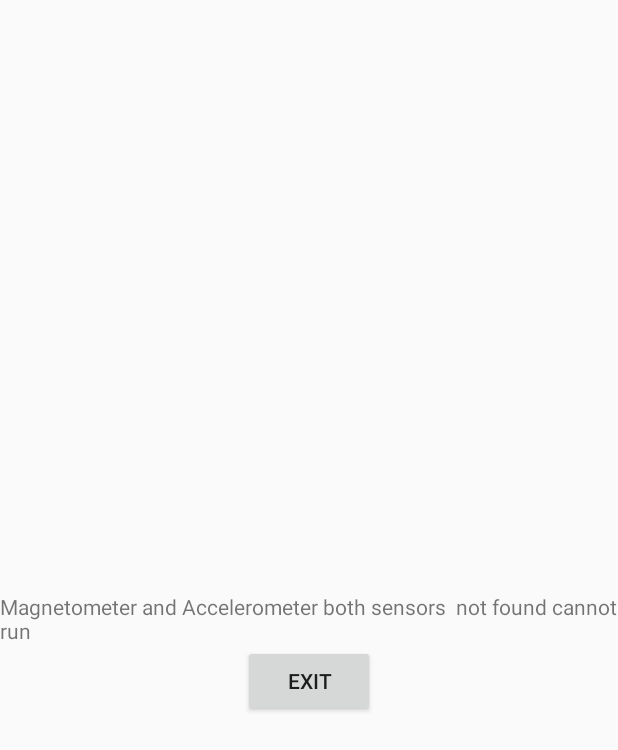
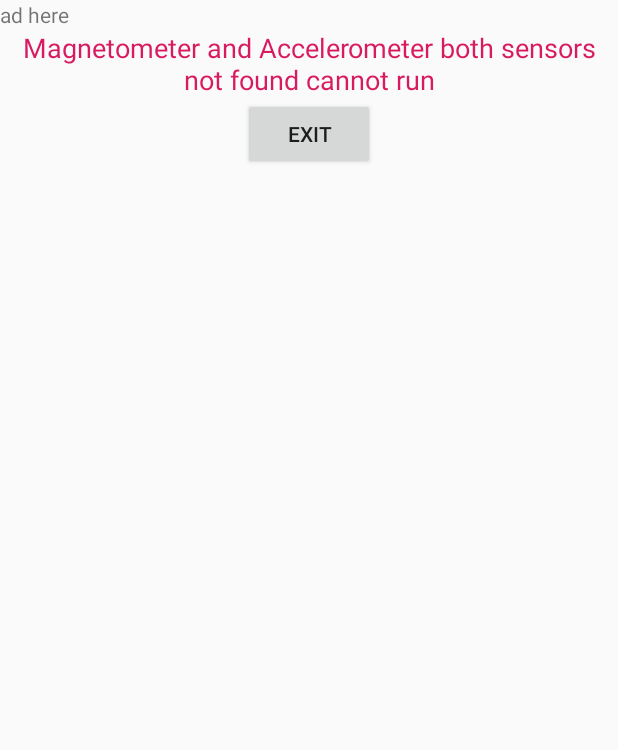
Before and after one commit to nayyarsyed/Compass_Point_2_North, an Android app: the screen it shows after launch (MainActivity), on a phone screen of 412 x 824 dp. Shown: the top 750 px of the screen. Run offline under Robolectric (Android 15) with nearby library versions, the phone set to English and light mode, and no system bars.

Commit message:
before adding the ad

```diff
--- a/app/src/main/java/com/example/compass/MainActivity.java
+++ b/app/src/main/java/com/example/compass/MainActivity.java
@@ -89,9 +89,9 @@ public class MainActivity extends Activity implements SensorEventListener {
         } else {
 
             mFrame.addView(mCompassArrow);
-            status.setText("");
-            exit_button.setEnabled(false);
-            exit_button.setVisibility(View.INVISIBLE);
+//            status.setText("");
+//            exit_button.setEnabled(false);
+//            exit_button.setVisibility(View.INVISIBLE);
 
         }
 
--- a/app/src/main/res/layout/activity_main.xml
+++ b/app/src/main/res/layout/activity_main.xml
@@ -1,38 +1,63 @@
 <?xml version="1.0" encoding="utf-8"?>
-<androidx.constraintlayout.widget.ConstraintLayout xmlns:android="http://schemas.android.com/apk/res/android"
+<LinearLayout xmlns:android="http://schemas.android.com/apk/res/android"
     xmlns:app="http://schemas.android.com/apk/res-auto"
     xmlns:tools="http://schemas.android.com/tools"
+    android:orientation="vertical"
     android:layout_width="match_parent"
     android:layout_height="match_parent"
     tools:context=".MainActivity">
+
+    <LinearLayout
+        android:layout_width="match_parent"
+        android:layout_height="wrap_content"
+        android:orientation="vertical">
+
+        <TextView
+            android:id="@+id/textView"
+            android:layout_width="match_parent"
+            android:layout_height="wrap_content"
+            android:text="ad here" />
+    </LinearLayout>
+
+    <LinearLayout
+        android:layout_width="match_parent"
+        android:layout_height="wrap_content"
+        android:layout_gravity="center"
+        android:orientation="vertical">
 
         <TextView
             android:id="@+id/status"
             android:layout_width="wrap_content"
             android:layout_height="wrap_content"
-        android:text="Hello World!"
-        app:layout_constraintBottom_toBottomOf="parent"
-        app:layout_constraintLeft_toLeftOf="parent"
-        app:layout_constraintRight_toRightOf="parent"
-        app:layout_constraintTop_toTopOf="parent" />
+            android:layout_gravity="center"
+            android:textAlignment="center"
+            android:textAppearance="@style/TextAppearance.AppCompat.Medium"
+            android:textColor="@color/colorAccent" />
 
         <Button
             android:id="@+id/btn_exit"
             android:layout_width="wrap_content"
             android:layout_height="wrap_content"
+            android:layout_gravity="center"
             android:layout_weight="1"
             android:text="Exit"
-        app:layout_constraintEnd_toEndOf="parent"
-        app:layout_constraintStart_toStartOf="parent"
-        app:layout_constraintTop_toBottomOf="@+id/status" />
+            android:textAlignment="center" />
+    </LinearLayout>
 
     <LinearLayout
         android:layout_width="match_parent"
-        android:layout_height="match_parent"
-        android:orientation="horizontal"
+        android:layout_height="wrap_content"
+        android:orientation="vertical">
+
+        <LinearLayout
             android:id="@+id/frame"
-        >
+            android:layout_width="match_parent"
+            android:layout_height="wrap_content"
+            android:layout_gravity="center"
+            android:orientation="horizontal">
 
         </LinearLayout>
 
-</androidx.constraintlayout.widget.ConstraintLayout>
+    </LinearLayout>
+
+</LinearLayout>
```
Also changed, not shown: app/src/main/res/drawable/compass_medium.png (added), app/src/main/res/drawable/red.png (added). Lines whose indentation alone changed are shown as unchanged.
